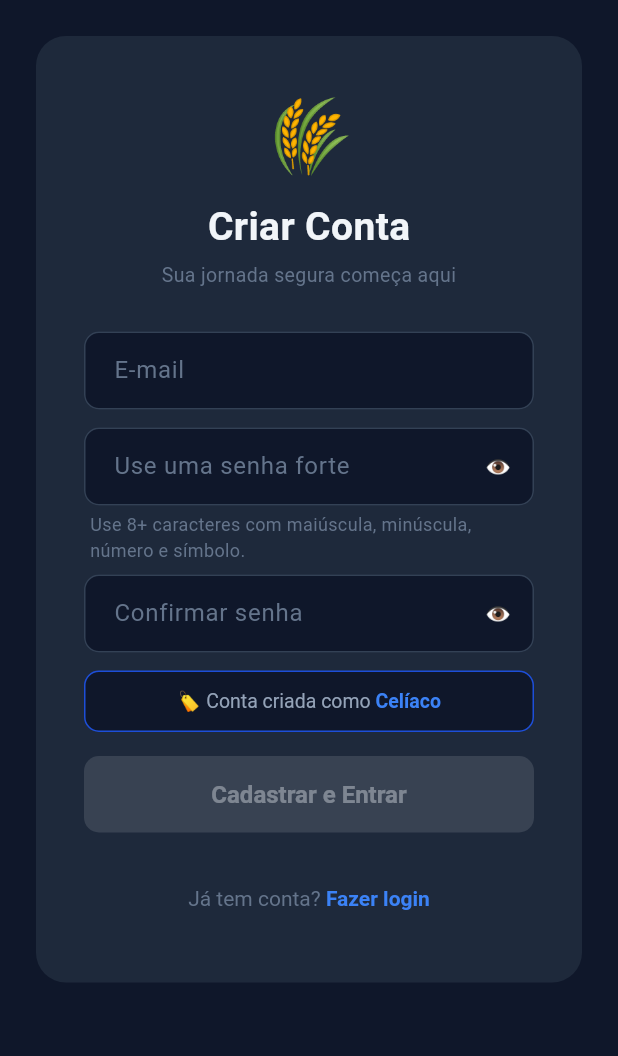
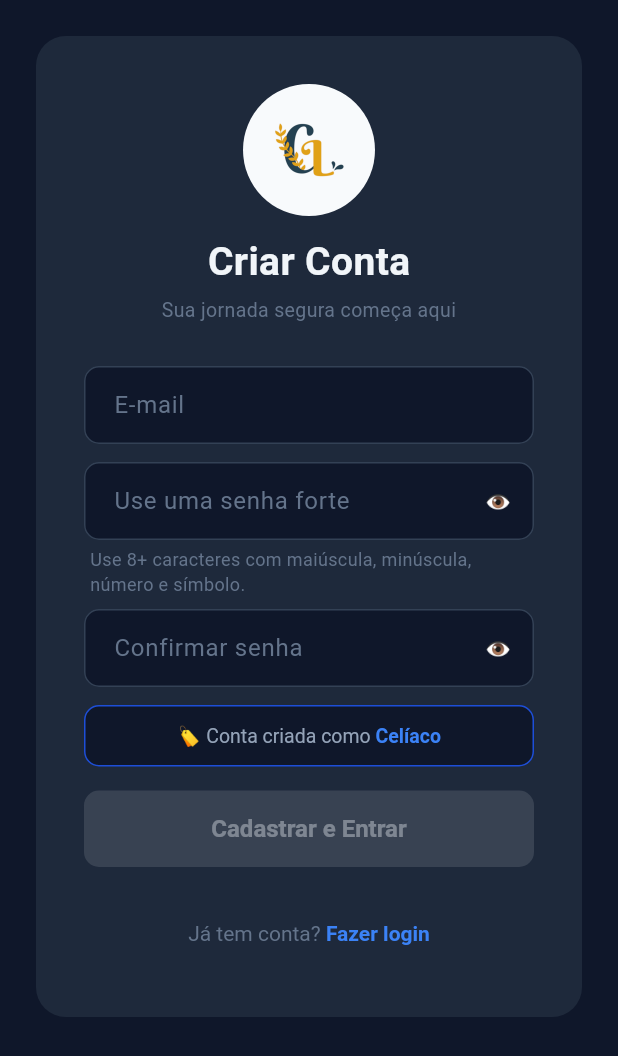
Before and after one commit to Celilac/celillac, a Flutter app: the screen it shows after launch, after a tap on an icon or button, on a phone screen of 412 x 824 dp. Shown: the top 1056 px of the screen. Run offline on Flutter 3.47's test engine with Material 3 defaults, Android fonts, the phone set to English and light mode, and no system bars; our stand-ins replace flutter_secure_storage; missing offline and left inert: mobile_scanner; accounts and stored records are empty.

Commit message:
feat(mobile-app): use official brand mark in Flutter app icon, splash and login/register
- Add assets/brand/logo.png, copied from
  frontend/web-app/public/brand/logo_with_transparent_background.png
  and registered in pubspec.yaml
- Add BrandLogo widget (lib/shared/widgets/brand_logo.dart), used by
  LoginScreen and RegisterScreen instead of the wheat emoji placeholder
- Replace the default Flutter launcher icon with the brand mark across
  all Android mipmap densities and the full iOS AppIcon.appiconset
- Replace the blank Android/iOS launch screen placeholders with a
  centered brand mark (launch_image.png / LaunchImage.imageset)
- Document the brand asset convention (Flutter paths) in AGENTS.md

Validated with flutter analyze (no issues) and flutter test (15/15).

Co-Authored-By: Claude Sonnet 5 <noreply@anthropic.com>

```diff
--- a/frontend/mobile-app/lib/features/auth/login_screen.dart
+++ b/frontend/mobile-app/lib/features/auth/login_screen.dart
@@ -4,6 +4,7 @@ import 'package:provider/provider.dart';
 import '../../api/api_exception.dart';
 import '../../core/auth/session_controller.dart';
 import '../../core/theme/app_colors.dart';
+import '../../shared/widgets/brand_logo.dart';
 import '../../shared/widgets/loading_overlay.dart';
 
 class LoginScreen extends StatefulWidget {
@@ -78,8 +79,7 @@ class _LoginScreenState extends State<LoginScreen> {
                 child: Column(
                   mainAxisSize: MainAxisSize.min,
                   children: [
-                    const Text('🌾', style: TextStyle(fontSize: 48)),
-                    const SizedBox(height: 8),
+                    const BrandLogo(),
                     const Text(
                       'CeLiLac',
                       style: TextStyle(
--- a/frontend/mobile-app/lib/features/auth/register_screen.dart
+++ b/frontend/mobile-app/lib/features/auth/register_screen.dart
@@ -5,6 +5,7 @@ import '../../api/models/auth_models.dart';
 import '../../api/models/enums.dart';
 import '../../core/auth/session_controller.dart';
 import '../../core/theme/app_colors.dart';
+import '../../shared/widgets/brand_logo.dart';
 import '../../shared/widgets/loading_overlay.dart';
 
 final _strongPasswordRegex =
@@ -138,8 +139,7 @@ class _RegisterScreenState extends State<RegisterScreen> {
                 child: Column(
                   mainAxisSize: MainAxisSize.min,
                   children: [
-                    const Text('🌾', style: TextStyle(fontSize: 48)),
-                    const SizedBox(height: 8),
+                    const BrandLogo(),
                     const Text(
                       'Criar Conta',
                       style: TextStyle(
--- /dev/null
+++ b/frontend/mobile-app/lib/shared/widgets/brand_logo.dart
@@ -0,0 +1,32 @@
+import 'package:flutter/material.dart';
+
+/// Marca oficial do CeLiLac. Fonte da verdade:
+/// frontend/web-app/public/brand/logo_with_transparent_background.png
+/// (copiada para assets/brand/logo.png neste app).
+class BrandLogo extends StatelessWidget {
+  const BrandLogo({super.key, this.size = 64});
+
+  final double size;
+
+  @override
+  Widget build(BuildContext context) {
+    final badgeSize = size + 24;
+
+    return Container(
+      width: badgeSize,
+      height: badgeSize,
+      margin: const EdgeInsets.only(bottom: 12),
+      decoration: const BoxDecoration(
+        color: Color(0xFFF8FAFC),
+        shape: BoxShape.circle,
+      ),
+      alignment: Alignment.center,
+      child: Image.asset(
+        'assets/brand/logo.png',
+        width: size,
+        height: size,
+        fit: BoxFit.contain,
+      ),
+    );
+  }
+}
--- a/frontend/mobile-app/pubspec.yaml
+++ b/frontend/mobile-app/pubspec.yaml
@@ -63,9 +63,8 @@ flutter:
   uses-material-design: true
 
   # To add assets to your application, add an assets section, like this:
-  # assets:
-  #   - images/a_dot_burr.jpeg
-  #   - images/a_dot_ham.jpeg
+  assets:
+    - assets/brand/logo.png
 
   # An image asset can refer to one or more resolution-specific "variants", see
   # https://flutter.dev/to/resolution-aware-images
```
Also changed, not shown: frontend/mobile-app/assets/brand/logo.png (added), 26 other files.
